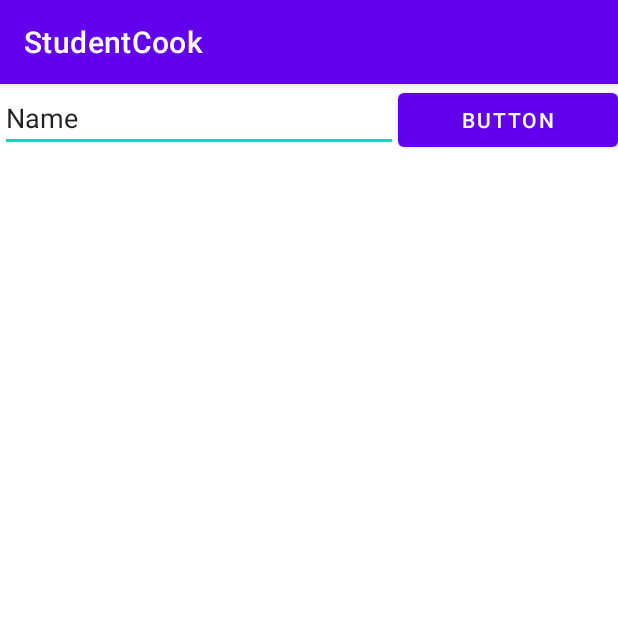
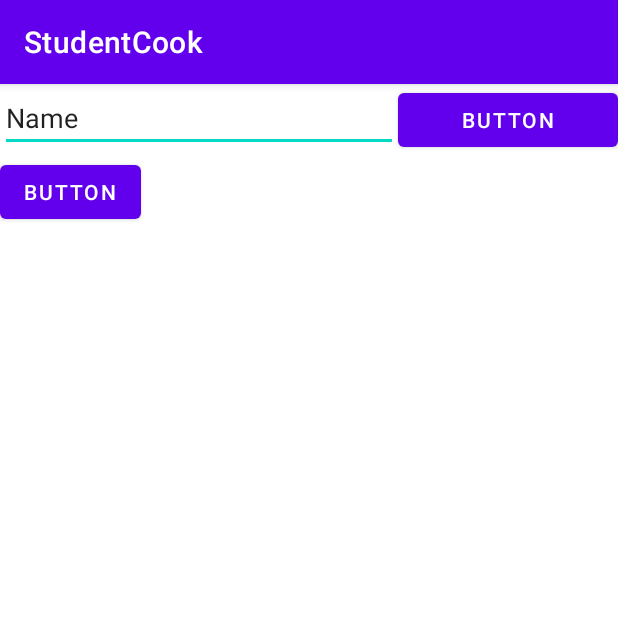
Before and after one commit to yanushevilya/StudentCook, an Android app: the screen it shows after launch (MainActivity), on a phone screen of 412 x 824 dp, the top half of it. Run offline under Robolectric (Android 15) with nearby library versions, the phone set to English and light mode, and no system bars.

```diff
--- a/app/src/main/AndroidManifest.xml
+++ b/app/src/main/AndroidManifest.xml
@@ -11,6 +11,7 @@
         android:roundIcon="@mipmap/ic_launcher_round"
         android:supportsRtl="true"
         android:theme="@style/Theme.StudentCook">
+        <activity android:name=".CheckboxRecipes"></activity>
         <activity android:name=".MainActivity">
             <intent-filter>
                 <action android:name="android.intent.action.MAIN" />
--- a/app/src/main/java/com/example/studentcook/MainActivity.java
+++ b/app/src/main/java/com/example/studentcook/MainActivity.java
@@ -4,6 +4,7 @@ import androidx.appcompat.app.AppCompatActivity;
 import androidx.recyclerview.widget.LinearLayoutManager;
 import androidx.recyclerview.widget.RecyclerView;
 
+import android.content.Intent;
 import android.os.Bundle;
 import android.view.View;
 import android.widget.Button;
@@ -13,6 +14,7 @@ import java.net.URL;
 import java.util.ArrayList;
 
 import static com.example.studentcook.NetworkUtils.generateURL;
+import static com.example.studentcook.NetworkUtils.generateURLCb;
 
 public class MainActivity extends AppCompatActivity {
 
@@ -29,8 +31,11 @@ public class MainActivity extends AppCompatActivity {
     }
 // -------------------------------------
 
+
+
     private TextView etSearch;
     private Button btnSearch;
+    private Button btnToCheckBox;
     String name = null;
     String imglink = null;
 
@@ -41,6 +46,20 @@ public class MainActivity extends AppCompatActivity {
 
         etSearch = findViewById(R.id.etSearch);
         btnSearch = findViewById(R.id.btnSearch);
+        btnToCheckBox = findViewById(R.id.btnToCheckBox);
+
+        // Запуск Интента из окна поиска по ингридиентам
+        Intent intent = getIntent();
+        System.out.println("Intent - " + intent.toString());
+        System.out.println("Array - " + intent.getStringArrayExtra(CheckboxRecipes.EXTRA_MESSAGE));
+        String[] message = intent.getStringArrayExtra(CheckboxRecipes.EXTRA_MESSAGE);
+        System.out.println("Message - " + message);
+        if (message != null ) {
+            URL generatedCbURL = generateURLCb(message);
+            // Запуск задачи вынесенной в отдельный поток
+            new RecipeQueryTasks(MainActivity.this, null).execute(generatedCbURL);
+        }
+
 
         btnSearch.setOnClickListener(new View.OnClickListener() {
             @Override
@@ -54,9 +73,20 @@ public class MainActivity extends AppCompatActivity {
             }
         });
 
-//        initSource();
+        btnToCheckBox.setOnClickListener(v -> {
+            mImgNames.clear();
+            mImgUrl.clear();
+            startCheckBoxActivity();
+        });
     }
 
+    private void startCheckBoxActivity() {
+        Intent intent = new Intent(this, CheckboxRecipes.class);
+        startActivity(intent);
+        finish();
+    }
+
+//        initSource();
 
 //    // #SOURCE
 //    private void initSource() {
--- a/app/src/main/java/com/example/studentcook/RecipeQueryTasks.java
+++ b/app/src/main/java/com/example/studentcook/RecipeQueryTasks.java
@@ -32,6 +32,7 @@ class RecipeQueryTasks extends AsyncTask<URL, Void, String> {
         String response="";
         try {
             response = getResponseFromUrl(urls[0]);
+            System.out.println(response.toString());
         } catch (IOException e) {
             e.printStackTrace();
         }
--- a/app/src/main/res/layout/activity_main.xml
+++ b/app/src/main/res/layout/activity_main.xml
@@ -28,7 +28,14 @@
             android:layout_height="wrap_content"
             android:layout_weight="1"
             android:text="Button" />
+
     </LinearLayout>
+
+    <Button
+        android:id="@+id/btnToCheckBox"
+        android:layout_width="wrap_content"
+        android:layout_height="wrap_content"
+        android:text="Button" />
 
     <androidx.recyclerview.widget.RecyclerView
         android:layout_width="match_parent"
```
Also changed, not shown: app/src/main/java/com/example/studentcook/CheckboxRecipes.java (+6 -15 lines).
